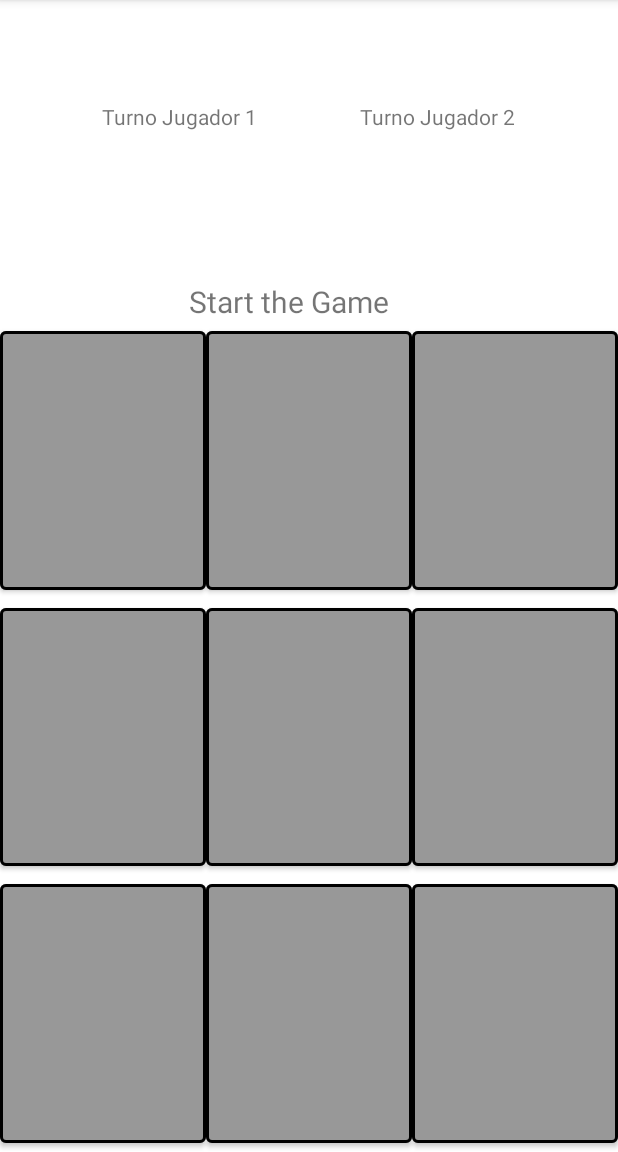
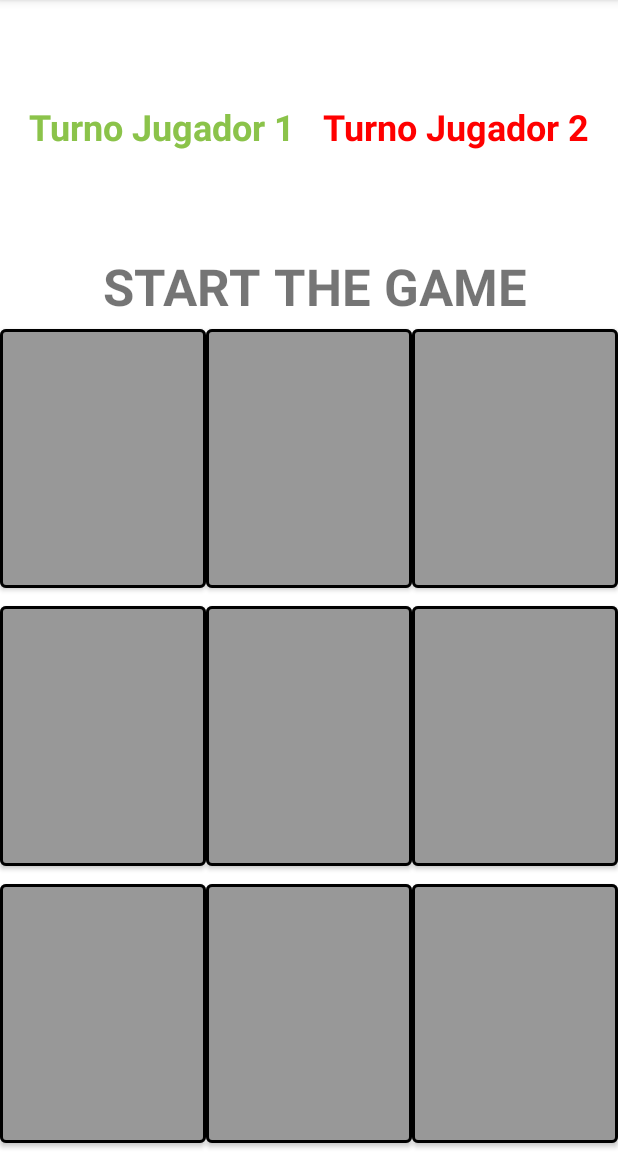
Before and after one commit to RicardVG/3enraya, an Android app: the screen it shows after launch (MainActivity), on a phone screen of 412 x 824 dp, the part 84-1236 px from its top. Run offline under Robolectric (Android 15) with nearby library versions, the phone set to English and light mode, and no system bars.

Commit message:
Funciona tot correctament

```diff
--- a/app/src/main/java/com/androidpprog2/a3enraya_projecte/MainActivity.java
+++ b/app/src/main/java/com/androidpprog2/a3enraya_projecte/MainActivity.java
@@ -3,6 +3,7 @@ package com.androidpprog2.a3enraya_projecte;
 import androidx.appcompat.app.AppCompatActivity;
 
 import android.graphics.Color;
+import android.graphics.PorterDuff;
 import android.os.Bundle;
 import android.view.View;
 import android.widget.TextView;
@@ -66,14 +67,14 @@ public class MainActivity extends AppCompatActivity {
                 shoot = true;
                 flag = 2;
                 tokensAdded += 1;
-                checkState();
+                state = checkState();
                 finishGame();
             }
 
             if(state == 0){
                 if(table[numButton] == 0 && player == 2){
                     turn = -1;
-                    v.setBackgroundResource(R.drawable.cruz_verde);
+                    v.setBackgroundResource(R.drawable.ic_baseline_close_24);
                     textPlayer1.setVisibility(View.VISIBLE);
                     textPlayer2.setVisibility(View.INVISIBLE);
                     table[numButton] = -1;
@@ -108,11 +109,15 @@ public class MainActivity extends AppCompatActivity {
                 textWinPlayer.setVisibility(View.VISIBLE);
                 textWinPlayer.setText("JUGADOR 2 HA GANADO");
                 textWinPlayer.setTextColor(Color.RED);
+                textPlayer1.setVisibility(View.INVISIBLE);
+                textPlayer2.setVisibility(View.INVISIBLE);
             }
 
         }else if (state == 2){
             textWinPlayer.setVisibility(View.VISIBLE);
             textWinPlayer.setText("LOS JUGADORES HAN EMPATADO");
+            textPlayer1.setVisibility(View.INVISIBLE);
+            textPlayer2.setVisibility(View.INVISIBLE);
         }
     }
 
--- /dev/null
+++ b/app/src/main/res/drawable/ic_baseline_close_24.xml
@@ -0,0 +1,5 @@
+<vector android:height="24dp" android:tint="#FF0000"
+    android:viewportHeight="24" android:viewportWidth="24"
+    android:width="24dp" xmlns:android="http://schemas.android.com/apk/res/android">
+    <path android:fillColor="@android:color/white" android:pathData="M19,6.41L17.59,5 12,10.59 6.41,5 5,6.41 10.59,12 5,17.59 6.41,19 12,13.41 17.59,19 19,17.59 13.41,12z"/>
+</vector>
--- a/app/src/main/res/layout/activity_main.xml
+++ b/app/src/main/res/layout/activity_main.xml
@@ -138,6 +138,9 @@
         android:layout_height="wrap_content"
         android:layout_marginTop="68dp"
         android:text="Turno Jugador 2"
+        android:textSize="24sp"
+        android:textStyle="bold"
+        android:textColor="@color/red"
         app:layout_constraintEnd_toEndOf="parent"
         app:layout_constraintHorizontal_bias="0.5"
         app:layout_constraintStart_toEndOf="@+id/t1"
@@ -149,6 +152,9 @@
         android:layout_height="wrap_content"
         android:layout_marginTop="68dp"
         android:text="Turno Jugador 1"
+        android:textSize="24sp"
+        android:textStyle="bold"
+        android:textColor="@color/purple_500"
         app:layout_constraintEnd_toStartOf="@+id/t2"
         app:layout_constraintHorizontal_bias="0.5"
         app:layout_constraintStart_toStartOf="parent"
@@ -158,10 +164,13 @@
         android:id="@+id/startingGame"
         android:layout_width="wrap_content"
         android:layout_height="wrap_content"
-        android:layout_marginStart="126dp"
-        android:layout_marginTop="187dp"
+        android:layout_marginStart="68dp"
+        android:layout_marginTop="168dp"
         android:text="Start the Game"
-        android:textSize="20sp"
+        android:textAlignment="center"
+        android:textAllCaps="true"
+        android:textSize="34sp"
+        android:textStyle="bold"
         app:layout_constraintStart_toStartOf="parent"
         app:layout_constraintTop_toTopOf="parent" />
 
@@ -169,8 +178,8 @@
         android:id="@+id/textWinPlayer"
         android:layout_width="wrap_content"
         android:layout_height="wrap_content"
-        android:layout_marginStart="73dp"
-        android:layout_marginTop="121dp"
+        android:layout_marginStart="68dp"
+        android:layout_marginTop="124dp"
         android:text="JUGADOR 1 HA GANADO"
         android:textSize="24sp"
         app:layout_constraintStart_toStartOf="parent"
--- a/app/src/main/res/values/colors.xml
+++ b/app/src/main/res/values/colors.xml
@@ -7,4 +7,5 @@
     <color name="teal_700">#FF018786</color>
     <color name="black">#FF000000</color>
     <color name="white">#FFFFFFFF</color>
+    <color name="red">#FF0000</color>
 </resources>
```
